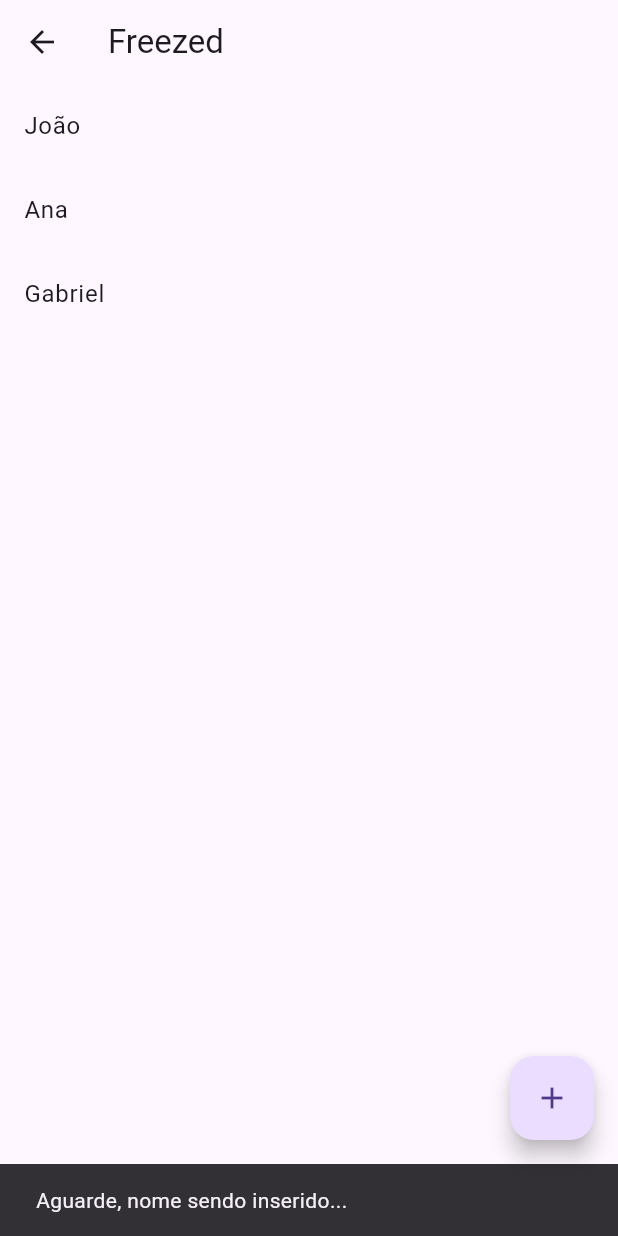
After one commit to joaovitorcf97/contact_bloc, a Flutter app: the ExamplaeFreezed screen opened by its route, after a tap on the "add" icon, on a phone screen of 412 x 824 dp. The commit adds this screen. Run offline on Flutter 3.47's test engine with Material 2 defaults, Android fonts, the phone set to English and light mode, and no system bars; our stand-ins replace bloc, flutter_bloc, freezed_annotation.

Commit message:
insert freezed in project

```diff
--- /dev/null
+++ b/lib/features/bloc_example/bloc_freezed/example_freezed_bloc.dart
@@ -0,0 +1,66 @@
+import 'dart:async';
+
+import 'package:flutter_bloc/flutter_bloc.dart';
+import 'package:freezed_annotation/freezed_annotation.dart';
+
+part 'example_freezed_state.dart';
+part 'example_freezed_event.dart';
+part 'example_freezed_bloc.freezed.dart';
+
+class ExampleFreezedBloc
+    extends Bloc<ExampleFreezedEvent, ExampleFreezedState> {
+  ExampleFreezedBloc() : super(ExampleFreezedState.initial()) {
+    on<_ExampleFreezedEventFindName>(_findNames);
+    on<_ExampleFreezedEventAddName>(_addName);
+    on<_ExampleFreezedEventRemoveName>(_removeNames);
+  }
+
+  FutureOr<void> _addName(
+    _ExampleFreezedEventAddName event,
+    Emitter<ExampleFreezedState> emit,
+  ) async {
+    final names = state.maybeWhen(
+      data: (names) => names,
+      orElse: () => const <String>[],
+    );
+
+    emit(ExampleFreezedState.showBanner(
+      names: names,
+      message: 'Aguarde, nome sendo inserido...',
+    ));
+    await Future.delayed(const Duration(seconds: 3));
+
+    final newNames = [...names];
+    newNames.add(event.name);
+
+    emit(ExampleFreezedState.data(names: newNames));
+  }
+
+  FutureOr<void> _removeNames(
+    _ExampleFreezedEventRemoveName event,
+    Emitter<ExampleFreezedState> emit,
+  ) {
+    final names = state.maybeWhen(
+      data: (names) => names,
+      orElse: () => const <String>[],
+    );
+
+    final newNames = [...names];
+
+    newNames.retainWhere((element) => element != event.name);
+    emit(ExampleFreezedState.data(names: newNames));
+  }
+
+  Future<void> _findNames(
+    _ExampleFreezedEventFindName event,
+    Emitter<ExampleFreezedState> emit,
+  ) async {
+    emit(ExampleFreezedState.loading());
+
+    final names = ['João', 'Ana', 'Gabriel'];
+
+    await Future.delayed(const Duration(seconds: 3));
+
+    emit(ExampleFreezedState.data(names: names));
+  }
+}
--- /dev/null
+++ b/lib/features/bloc_example/bloc_freezed/example_freezed_event.dart
@@ -0,0 +1,10 @@
+part of 'example_freezed_bloc.dart';
+
+@freezed
+class ExampleFreezedEvent with _$ExampleFreezedEvent {
+  const factory ExampleFreezedEvent.findNames() = _ExampleFreezedEventFindName;
+  const factory ExampleFreezedEvent.addName(String name) =
+      _ExampleFreezedEventAddName;
+  const factory ExampleFreezedEvent.removeName(String name) =
+      _ExampleFreezedEventRemoveName;
+}
--- /dev/null
+++ b/lib/features/bloc_example/bloc_freezed/example_freezed_state.dart
@@ -0,0 +1,13 @@
+part of 'example_freezed_bloc.dart';
+
+@freezed
+class ExampleFreezedState with _$ExampleFreezedState {
+  factory ExampleFreezedState.initial() = _ExampleFreezedStateInitial;
+  factory ExampleFreezedState.loading() = _ExampleFreezedStateLoading;
+  factory ExampleFreezedState.showBanner({
+    required List<String> names,
+    required String message,
+  }) = _ExampleFreezedStateBanner;
+  factory ExampleFreezedState.data({required List<String> names}) =
+      _ExampleFreezedStateData;
+}
--- /dev/null
+++ b/lib/features/bloc_example/bloc_freezed_example.dart
@@ -0,0 +1,79 @@
+import 'package:contact_bloc/features/bloc_example/bloc_freezed/example_freezed_bloc.dart';
+import 'package:flutter/material.dart';
+import 'package:flutter_bloc/flutter_bloc.dart';
+
+class ExamplaeFreezed extends StatelessWidget {
+  const ExamplaeFreezed({super.key});
+
+  @override
+  Widget build(BuildContext context) {
+    return Scaffold(
+      appBar: AppBar(title: const Text('Freezed')),
+      body: BlocListener<ExampleFreezedBloc, ExampleFreezedState>(
+        listener: (context, state) {
+          state.whenOrNull(
+            showBanner: (_, message) {
+              ScaffoldMessenger.of(context).showSnackBar(
+                SnackBar(content: Text(message)),
+              );
+            },
+          );
+        },
+        child: Column(
+          children: [
+            BlocSelector<ExampleFreezedBloc, ExampleFreezedState, bool>(
+              selector: (state) {
+                return state.maybeWhen(
+                  loading: () => true,
+                  orElse: () => false,
+                );
+              },
+              builder: (context, showLaoder) {
+                if (showLaoder) {
+                  return const Expanded(
+                    child: Center(
+                      child: CircularProgressIndicator(),
+                    ),
+                  );
+                }
+
+                return const SizedBox.shrink();
+              },
+            ),
+            BlocSelector<ExampleFreezedBloc, ExampleFreezedState, List<String>>(
+              selector: (state) {
+                return state.maybeWhen(
+                  data: (names) => names,
+                  showBanner: (names, _) => names,
+                  orElse: () => <String>[],
+                );
+              },
+              builder: (_, names) {
+                return ListView.builder(
+                  shrinkWrap: true,
+                  itemCount: names.length,
+                  itemBuilder: (context, index) {
+                    final name = names[index];
+
+                    return ListTile(
+                      title: Text(name),
+                      onTap: () {},
+                    );
+                  },
+                );
+              },
+            )
+          ],
+        ),
+      ),
+      floatingActionButton: FloatingActionButton(
+        onPressed: () {
+          context
+              .read<ExampleFreezedBloc>()
+              .add(const ExampleFreezedEvent.addName('Teste'));
+        },
+        child: const Icon(Icons.add),
+      ),
+    );
+  }
+}
--- a/lib/home/home_page.dart
+++ b/lib/home/home_page.dart
@@ -15,13 +15,25 @@ class HomePage extends StatelessWidget {
           child: Wrap(
             children: [
               ElevatedButton(
-                  onPressed: () {
-                    Navigator.of(context).pushNamed('/example/bloc');
-                  },
-                  child: Text('Example')),
-              ElevatedButton(onPressed: () {}, child: Text('Example Freezed')),
-              ElevatedButton(onPressed: () {}, child: Text('Contacts')),
-              ElevatedButton(onPressed: () {}, child: Text('Contact Cubit')),
+                onPressed: () {
+                  Navigator.of(context).pushNamed('/example/bloc');
+                },
+                child: const Text('Example'),
+              ),
+              ElevatedButton(
+                onPressed: () {
+                  Navigator.of(context).pushNamed('/bloc/example/freezed');
+                },
+                child: const Text('Example Freezed'),
+              ),
+              ElevatedButton(
+                onPressed: () {},
+                child: const Text('Contacts'),
+              ),
+              ElevatedButton(
+                onPressed: () {},
+                child: const Text('Contact Cubit'),
+              ),
             ],
           ),
         ),
--- a/lib/main.dart
+++ b/lib/main.dart
@@ -1,8 +1,10 @@
 import 'package:contact_bloc/features/bloc_example/bloc/example_bloc.dart';
 import 'package:contact_bloc/features/bloc_example/bloc_example.dart';
+import 'package:contact_bloc/features/bloc_example/bloc_freezed_example.dart';
 import 'package:flutter/material.dart';
 import 'package:flutter_bloc/flutter_bloc.dart';
 
+import 'features/bloc_example/bloc_freezed/example_freezed_bloc.dart';
 import 'home/home_page.dart';
 
 void main() {
@@ -17,6 +19,7 @@ class MyApp extends StatelessWidget {
     return MaterialApp(
       title: 'Flutter Demo',
       theme: ThemeData(
+        useMaterial3: true,
         primarySwatch: Colors.blue,
       ),
       initialRoute: '/home',
@@ -26,6 +29,13 @@ class MyApp extends StatelessWidget {
               create: (_) => ExampleBloc()..add(ExampleFindNameEvent()),
               child: const BlocExample(),
             ),
+        '/bloc/example/freezed': (_) => BlocProvider(
+              create: (_) => ExampleFreezedBloc()
+                ..add(
+                  const ExampleFreezedEvent.findNames(),
+                ),
+              child: const ExamplaeFreezed(),
+            ),
       },
     );
   }
```
Also changed, not shown: lib/features/bloc_example/bloc_freezed/example_freezed_bloc.freezed.dart (added), pubspec.lock, 1 other file.
